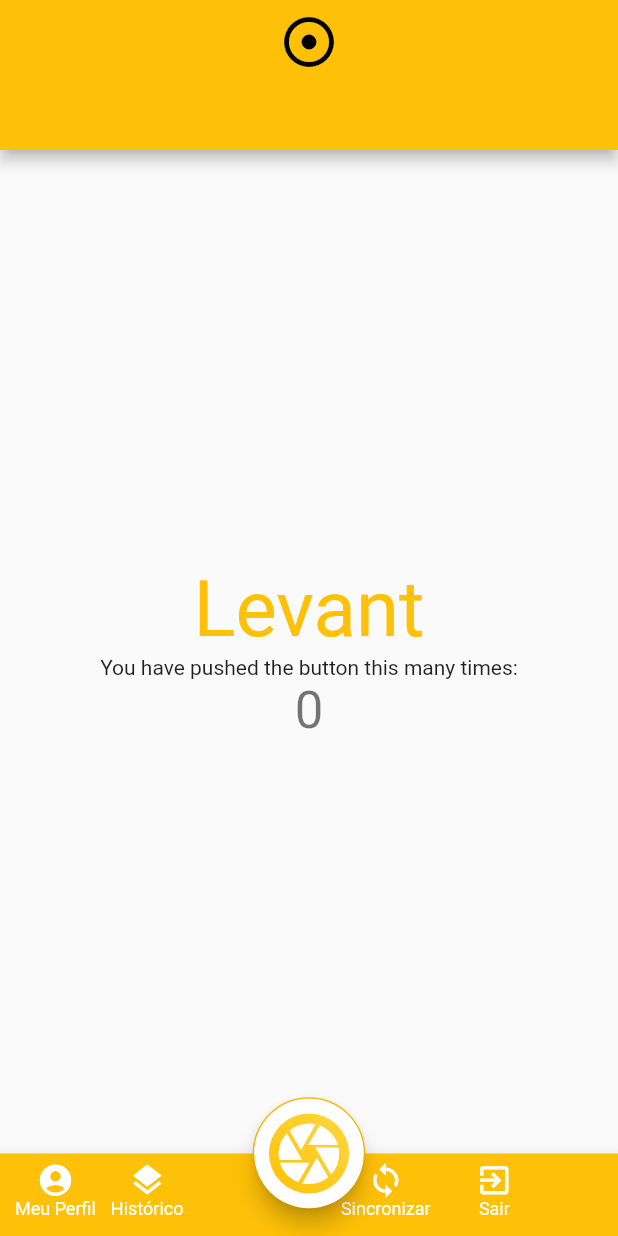
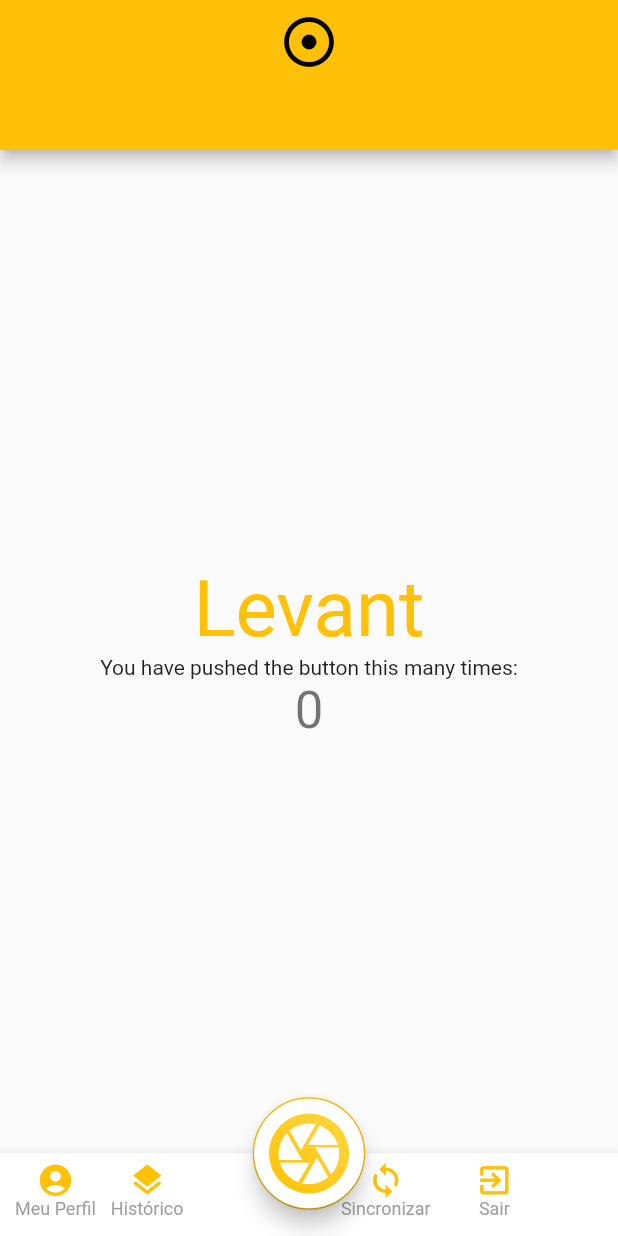
Before and after one commit to rd7rodrigo/flutter-estudo, a Flutter app: the screen it shows after launch, on a phone screen of 412 x 824 dp. Run offline on Flutter 3.47's test engine with Material 2 defaults, Android fonts, the phone set to English and light mode, and no system bars.

Commit message:
menu rodape

```diff
--- a/lib/main.dart
+++ b/lib/main.dart
@@ -152,7 +152,7 @@ class _MyHomePageState extends State<MyHomePage> {
         )
       )
       ,bottomNavigationBar: BottomAppBar(
-        color: Colors.amber,
+        color: Colors.white,
         child: Row(
           mainAxisAlignment: MainAxisAlignment.start,
           children: <Widget>[
@@ -166,9 +166,9 @@ class _MyHomePageState extends State<MyHomePage> {
                       Icon(
                         Icons.account_circle,
                         size: 25,
-                        color: Colors.white,
+                        color: Colors.amber,
                       ),
-                      Text('Meu Perfil', style: TextStyle(color: Colors.white, fontSize: 12)),
+                      Text('Meu Perfil', style: TextStyle(color: Colors.grey, fontSize: 12)),
                     ],
                   ),
                 ],
@@ -184,9 +184,9 @@ class _MyHomePageState extends State<MyHomePage> {
                       Icon(
                         Icons.layers,
                         size: 25,
-                        color: Colors.white,
+                        color: Colors.amber,
                       ),
-                      Text('Histórico', style: TextStyle(color: Colors.white, fontSize: 12)),
+                      Text('Histórico', style: TextStyle(color: Colors.grey, fontSize: 12)),
                     ],
                   )
                 ],
@@ -202,9 +202,9 @@ class _MyHomePageState extends State<MyHomePage> {
                       Icon(
                         Icons.sync,
                         size: 25,
-                        color: Colors.white,
+                        color: Colors.amber,
                       ),
-                      Text('Sincronizar', style: TextStyle(color: Colors.white, fontSize: 12)),
+                      Text('Sincronizar', style: TextStyle(color: Colors.grey, fontSize: 12)),
                     ],
                   )
                 ],
@@ -220,9 +220,9 @@ class _MyHomePageState extends State<MyHomePage> {
                       Icon(
                         Icons.exit_to_app ,
                         size: 25,
-                        color: Colors.white,
+                        color: Colors.amber,
                       ),
-                      Text('Sair', style: TextStyle(color: Colors.white, fontSize: 12)),
+                      Text('Sair', style: TextStyle(color: Colors.grey, fontSize: 12)),
                     ],
                   )
                 ],
```
